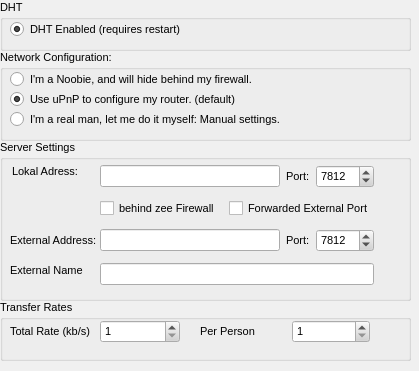
Old version of the form rs-Qt-gui/src/gui/Preferences/ServerDialog.ui in the repository autoscatto/retroshare.
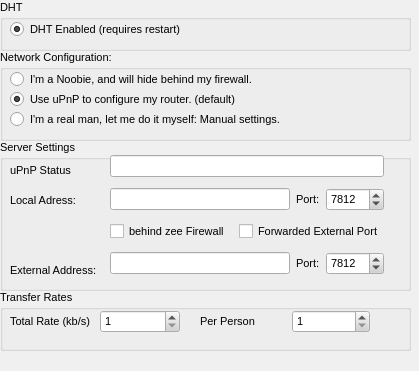
New version of the form.

Commit message: Tweaked UI to add upnp status field.

The edit to the form file:
```diff
--- a/rs-Qt-gui/src/gui/Preferences/ServerDialog.ui
+++ b/rs-Qt-gui/src/gui/Preferences/ServerDialog.ui
@@ -590,7 +590,7 @@
      <x>0</x>
      <y>140</y>
      <width>411</width>
-     <height>161</height>
+     <height>151</height>
     </rect>
    </property>
    <property name="title" >
@@ -599,24 +599,50 @@
    <widget class="QLabel" name="label" >
     <property name="geometry" >
      <rect>
-      <x>12</x>
-      <y>21</y>
+      <x>10</x>
+      <y>50</y>
       <width>66</width>
       <height>21</height>
      </rect>
     </property>
     <property name="text" >
-     <string>&lt;html>&lt;head>&lt;meta name="qrichtext" content="1" />&lt;style type="text/css">
-p, li { white-space: pre-wrap; }
-&lt;/style>&lt;/head>&lt;body style=" font-family:'Arial'; font-size:8pt; font-weight:400; font-style:normal; text-decoration:none;">
-&lt;p style=" margin-top:0px; margin-bottom:0px; margin-left:0px; margin-right:0px; -qt-block-indent:0; text-indent:0px;">Lokal Adress:&lt;/p>&lt;/body>&lt;/html></string>
+     <string>Local Adress:</string>
     </property>
    </widget>
-   <widget class="QWidget" name="layoutWidget" >
+   <widget class="QLabel" name="label_3" >
     <property name="geometry" >
      <rect>
-      <x>100</x>
+      <x>10</x>
       <y>20</y>
+      <width>80</width>
+      <height>21</height>
+     </rect>
+    </property>
+    <property name="text" >
+     <string>uPnP Status</string>
+    </property>
+   </widget>
+   <widget class="QLabel" name="label_2" >
+    <property name="geometry" >
+     <rect>
+      <x>10</x>
+      <y>120</y>
+      <width>91</width>
+      <height>21</height>
+     </rect>
+    </property>
+    <property name="text" >
+     <string>&lt;html>&lt;head>&lt;meta name="qrichtext" content="1" />&lt;style type="text/css">
+p, li { white-space: pre-wrap; }
+&lt;/style>&lt;/head>&lt;body style=" font-family:'Arial'; font-size:8pt; font-weight:400; font-style:normal; text-decoration:none;">
+&lt;p style=" margin-top:0px; margin-bottom:0px; margin-left:0px; margin-right:0px; -qt-block-indent:0; text-indent:0px;">External Address:&lt;/p>&lt;/body>&lt;/html></string>
+    </property>
+   </widget>
+   <widget class="QWidget" name="" >
+    <property name="geometry" >
+     <rect>
+      <x>110</x>
+      <y>10</y>
       <width>274</width>
       <height>130</height>
      </rect>
@@ -628,6 +654,9 @@
      <property name="spacing" >
       <number>6</number>
      </property>
+     <item>
+      <widget class="QLineEdit" name="extName" />
+     </item>
      <item>
       <layout class="QGridLayout" >
        <property name="margin" >
@@ -721,49 +750,14 @@
        </item>
       </layout>
      </item>
-     <item>
-      <widget class="QLineEdit" name="extName" />
-     </item>
     </layout>
    </widget>
-   <widget class="QLabel" name="label_2" >
-    <property name="geometry" >
-     <rect>
-      <x>10</x>
-      <y>90</y>
-      <width>91</width>
-      <height>21</height>
-     </rect>
-    </property>
-    <property name="text" >
-     <string>&lt;html>&lt;head>&lt;meta name="qrichtext" content="1" />&lt;style type="text/css">
-p, li { white-space: pre-wrap; }
-&lt;/style>&lt;/head>&lt;body style=" font-family:'Arial'; font-size:8pt; font-weight:400; font-style:normal; text-decoration:none;">
-&lt;p style=" margin-top:0px; margin-bottom:0px; margin-left:0px; margin-right:0px; -qt-block-indent:0; text-indent:0px;">External Address:&lt;/p>&lt;/body>&lt;/html></string>
-    </property>
-   </widget>
-   <widget class="QLabel" name="label_3" >
-    <property name="geometry" >
-     <rect>
-      <x>10</x>
-      <y>120</y>
-      <width>80</width>
-      <height>21</height>
-     </rect>
-    </property>
-    <property name="text" >
-     <string>&lt;html>&lt;head>&lt;meta name="qrichtext" content="1" />&lt;style type="text/css">
-p, li { white-space: pre-wrap; }
-&lt;/style>&lt;/head>&lt;body style=" font-family:'Arial'; font-size:8pt; font-weight:400; font-style:normal; text-decoration:none;">
-&lt;p style=" margin-top:0px; margin-bottom:0px; margin-left:0px; margin-right:0px; -qt-block-indent:0; text-indent:0px;">External Name&lt;/p>&lt;/body>&lt;/html></string>
-    </property>
-   </widget>
   </widget>
   <widget class="QGroupBox" name="groupBox_3" >
    <property name="geometry" >
     <rect>
      <x>0</x>
-     <y>300</y>
+     <y>290</y>
      <width>411</width>
      <height>61</height>
     </rect>
```
Left out of the diff: 6 changed lines with no effect on the pictures.
